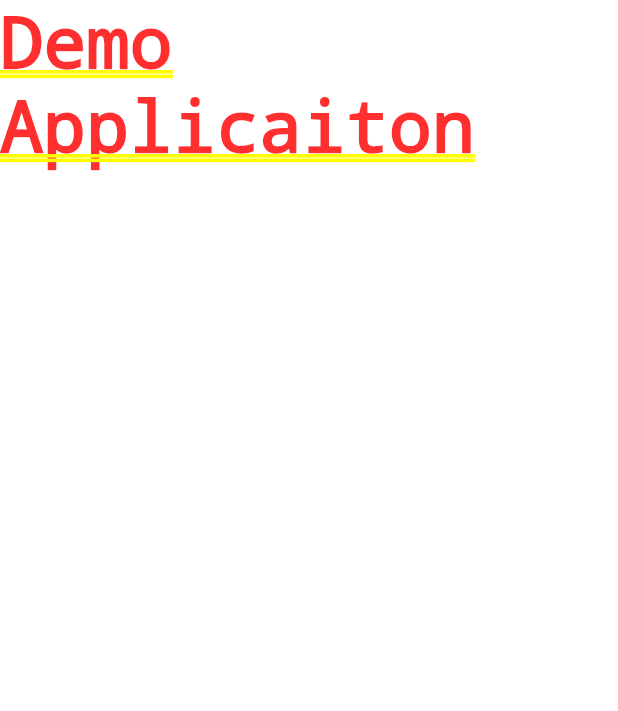
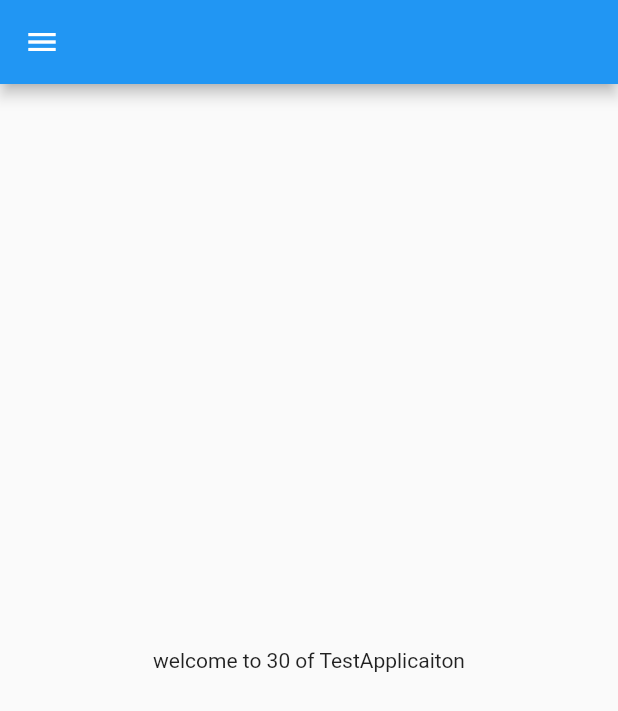
Before and after one commit to onlinevikas19/Learn, a Flutter app: the screen it shows after launch, on a phone screen of 412 x 824 dp. Shown: the top 711 px of the screen. Run offline on Flutter 3.47's test engine with Material 2 defaults, Android fonts, the light colour scheme and no system bars.

Commit message:
day 2 complete

```diff
--- /dev/null
+++ b/lib/home_page.dart
@@ -0,0 +1,16 @@
+import 'package:flutter/material.dart';
+
+class HomePage extends StatelessWidget {
+  const HomePage({Key? key}) : super(key: key);
+
+  @override
+  Widget build(BuildContext context) {
+    final int days = 30;
+    final String name = 'TestApplicaiton';
+    return Scaffold(
+      appBar: AppBar(),
+      body: Center(child: Text('welcome to $days of $name')),
+      drawer: Drawer(),
+    );
+  }
+}
--- a/lib/main.dart
+++ b/lib/main.dart
@@ -1,3 +1,4 @@
+import 'package:first_applicaiton/home_page.dart';
 import 'package:flutter/cupertino.dart';
 import 'package:flutter/material.dart';
 
@@ -11,7 +12,7 @@ class MyApp extends StatelessWidget {
   @override
   Widget build(BuildContext context) {
     return MaterialApp(
-      home: Text('Demo Applicaiton'),
+      home: HomePage(),
     );
   }
 }
```
